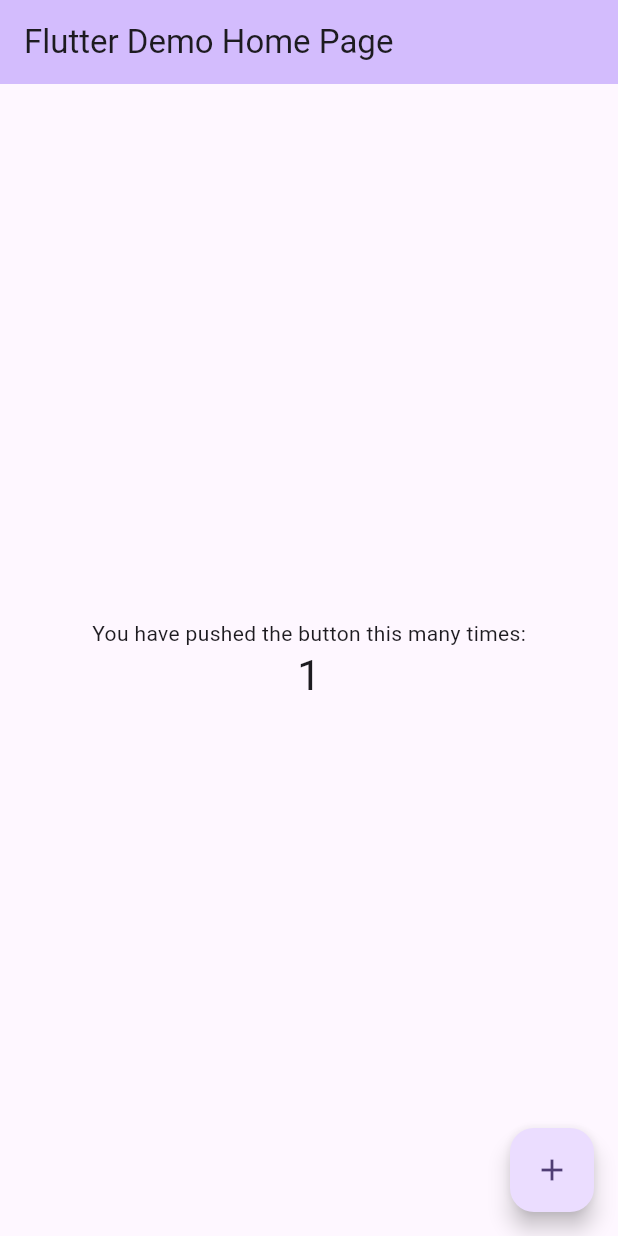
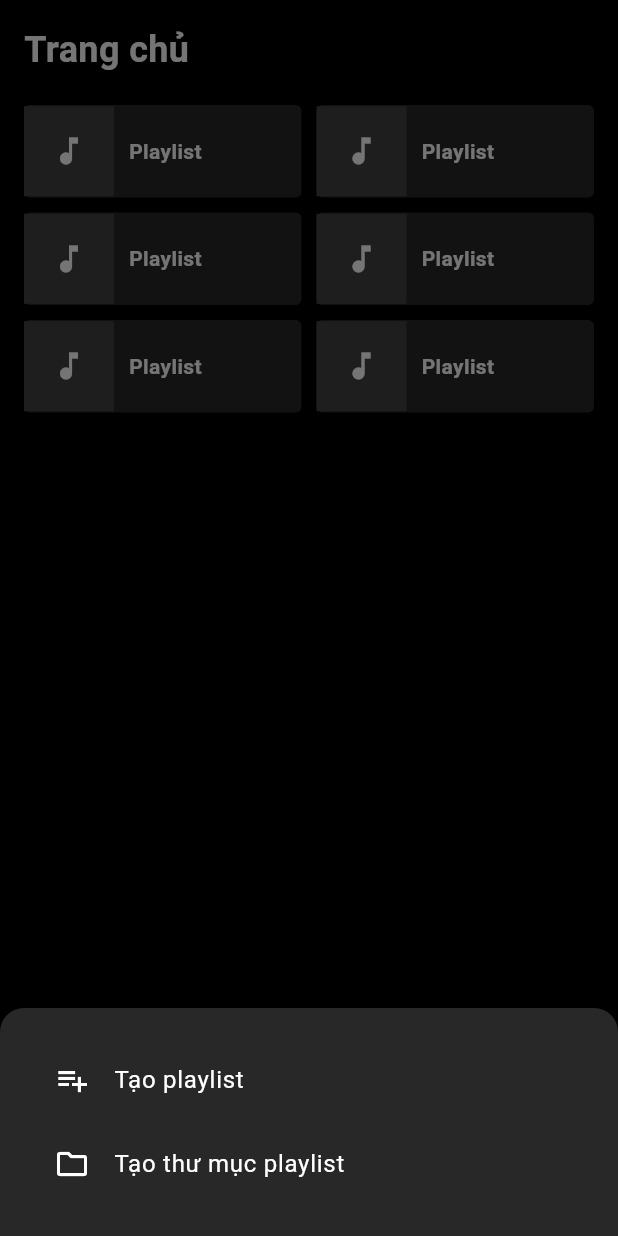
Before and after one commit to TuanTanker44/cuoi-ky-lap-trinh-ung-dung-di-dong, a Flutter app: the screen it shows after launch, after a tap on the "add" icon, on a phone screen of 412 x 824 dp. Run offline on Flutter 3.47's test engine with Material 3 defaults, Android fonts, the phone set to English and light mode, and no system bars.

Commit message:
basic UI

```diff
--- a/lib/main.dart
+++ b/lib/main.dart
@@ -1,122 +1,24 @@
 import 'package:flutter/material.dart';
+import 'screens/main_screen.dart';
 
 void main() {
   runApp(const MyApp());
 }
 
 class MyApp extends StatelessWidget {
-  const MyApp({super.key});
+  const MyApp({Key? key}) : super(key: key);
 
-  // This widget is the root of your application.
   @override
   Widget build(BuildContext context) {
     return MaterialApp(
-      title: 'Flutter Demo',
+      title: 'Spotify Clone',
+      debugShowCheckedModeBanner: false,
       theme: ThemeData(
-        // This is the theme of your application.
-        //
-        // TRY THIS: Try running your application with "flutter run". You'll see
-        // the application has a purple toolbar. Then, without quitting the app,
-        // try changing the seedColor in the colorScheme below to Colors.green
-        // and then invoke "hot reload" (save your changes or press the "hot
-        // reload" button in a Flutter-supported IDE, or press "r" if you used
-        // the command line to start the app).
-        //
-        // Notice that the counter didn't reset back to zero; the application
-        // state is not lost during the reload. To reset the state, use hot
-        // restart instead.
-        //
-        // This works for code too, not just values: Most code changes can be
-        // tested with just a hot reload.
-        colorScheme: ColorScheme.fromSeed(seedColor: Colors.deepPurple),
+        brightness: Brightness.dark,
+        scaffoldBackgroundColor: Colors.black,
+        primaryColor: Colors.green,
       ),
-      home: const MyHomePage(title: 'Flutter Demo Home Page'),
+      home: const MainScreen(),
     );
   }
 }
-
-class MyHomePage extends StatefulWidget {
-  const MyHomePage({super.key, required this.title});
-
-  // This widget is the home page of your application. It is stateful, meaning
-  // that it has a State object (defined below) that contains fields that affect
-  // how it looks.
-
-  // This class is the configuration for the state. It holds the values (in this
-  // case the title) provided by the parent (in this case the App widget) and
-  // used by the build method of the State. Fields in a Widget subclass are
-  // always marked "final".
-
-  final String title;
-
-  @override
-  State<MyHomePage> createState() => _MyHomePageState();
-}
-
-class _MyHomePageState extends State<MyHomePage> {
-  int _counter = 0;
-
-  void _incrementCounter() {
-    setState(() {
-      // This call to setState tells the Flutter framework that something has
-      // changed in this State, which causes it to rerun the build method below
-      // so that the display can reflect the updated values. If we changed
-      // _counter without calling setState(), then the build method would not be
-      // called again, and so nothing would appear to happen.
-      _counter++;
-    });
-  }
-
-  @override
-  Widget build(BuildContext context) {
-    // This method is rerun every time setState is called, for instance as done
-    // by the _incrementCounter method above.
-    //
-    // The Flutter framework has been optimized to make rerunning build methods
-    // fast, so that you can just rebuild anything that needs updating rather
-    // than having to individually change instances of widgets.
-    return Scaffold(
-      appBar: AppBar(
-        // TRY THIS: Try changing the color here to a specific color (to
-        // Colors.amber, perhaps?) and trigger a hot reload to see the AppBar
-        // change color while the other colors stay the same.
-        backgroundColor: Theme.of(context).colorScheme.inversePrimary,
-        // Here we take the value from the MyHomePage object that was created by
-        // the App.build method, and use it to set our appbar title.
-        title: Text(widget.title),
-      ),
-      body: Center(
-        // Center is a layout widget. It takes a single child and positions it
-        // in the middle of the parent.
-        child: Column(
-          // Column is also a layout widget. It takes a list of children and
-          // arranges them vertically. By default, it sizes itself to fit its
-          // children horizontally, and tries to be as tall as its parent.
-          //
-          // Column has various properties to control how it sizes itself and
-          // how it positions its children. Here we use mainAxisAlignment to
-          // center the children vertically; the main axis here is the vertical
-          // axis because Columns are vertical (the cross axis would be
-          // horizontal).
-          //
-          // TRY THIS: Invoke "debug painting" (choose the "Toggle Debug Paint"
-          // action in the IDE, or press "p" in the console), to see the
-          // wireframe for each widget.
-          mainAxisAlignment: MainAxisAlignment.center,
-          children: <Widget>[
-            const Text('You have pushed the button this many times:'),
-            Text(
-              '$_counter',
-              style: Theme.of(context).textTheme.headlineMedium,
-            ),
-          ],
-        ),
-      ),
-      floatingActionButton: FloatingActionButton(
-        onPressed: _incrementCounter,
-        tooltip: 'Increment',
-        child: const Icon(Icons.add),
-      ), // This trailing comma makes auto-formatting nicer for build methods.
-    );
-  }
-}
--- /dev/null
+++ b/lib/pages/home_page.dart
@@ -0,0 +1,67 @@
+import 'package:flutter/material.dart';
+
+class HomePage extends StatelessWidget {
+  const HomePage({Key? key}) : super(key: key);
+
+  @override
+  Widget build(BuildContext context) {
+    return SafeArea(
+      child: SingleChildScrollView(
+        child: Padding(
+          padding: const EdgeInsets.all(16.0),
+          child: Column(
+            crossAxisAlignment: CrossAxisAlignment.start,
+            children: [
+              const Text(
+                'Trang chủ',
+                style: TextStyle(
+                  color: Colors.white,
+                  fontSize: 24,
+                  fontWeight: FontWeight.bold,
+                ),
+              ),
+              const SizedBox(height: 20),
+              GridView.builder(
+                shrinkWrap: true,
+                physics: const NeverScrollableScrollPhysics(),
+                gridDelegate: const SliverGridDelegateWithFixedCrossAxisCount(
+                  crossAxisCount: 2,
+                  childAspectRatio: 3,
+                  crossAxisSpacing: 10,
+                  mainAxisSpacing: 10,
+                ),
+                itemCount: 6,
+                itemBuilder: (context, index) {
+                  return Container(
+                    decoration: BoxDecoration(
+                      color: const Color(0xFF282828),
+                      borderRadius: BorderRadius.circular(4),
+                    ),
+                    child: Row(
+                      children: [
+                        Container(
+                          width: 60,
+                          height: 60,
+                          color: Colors.grey[800],
+                          child: const Icon(Icons.music_note, color: Colors.white),
+                        ),
+                        const SizedBox(width: 10),
+                        const Expanded(
+                          child: Text(
+                            'Playlist',
+                            style: TextStyle(color: Colors.white, fontWeight: FontWeight.bold),
+                            overflow: TextOverflow.ellipsis,
+                          ),
+                        ),
+                      ],
+                    ),
+                  );
+                },
+              ),
+            ],
+          ),
+        ),
+      ),
+    );
+  }
+}
--- /dev/null
+++ b/lib/pages/library_page.dart
@@ -0,0 +1,93 @@
+import 'package:flutter/material.dart';
+
+class LibraryPage extends StatelessWidget {
+  const LibraryPage({Key? key}) : super(key: key);
+
+  @override
+  Widget build(BuildContext context) {
+    return SafeArea(
+      child: Padding(
+        padding: const EdgeInsets.all(16.0),
+        child: Column(
+          crossAxisAlignment: CrossAxisAlignment.start,
+          children: [
+            Row(
+              mainAxisAlignment: MainAxisAlignment.spaceBetween,
+              children: [
+                const Text(
+                  'Thư viện',
+                  style: TextStyle(
+                    color: Colors.white,
+                    fontSize: 24,
+                    fontWeight: FontWeight.bold,
+                  ),
+                ),
+                Row(
+                  children: [
+                    IconButton(
+                      icon: const Icon(Icons.search, color: Colors.white),
+                      onPressed: () {},
+                    ),
+                    IconButton(
+                      icon: const Icon(Icons.add, color: Colors.white),
+                      onPressed: () {},
+                    ),
+                  ],
+                ),
+              ],
+            ),
+            const SizedBox(height: 16),
+            Row(
+              children: [
+                FilterChip(
+                  label: const Text('Playlist'),
+                  labelStyle: const TextStyle(color: Colors.white),
+                  backgroundColor: const Color(0xFF282828),
+                  onSelected: (value) {},
+                ),
+                const SizedBox(width: 8),
+                FilterChip(
+                  label: const Text('Nghệ sĩ'),
+                  labelStyle: const TextStyle(color: Colors.white),
+                  backgroundColor: const Color(0xFF282828),
+                  onSelected: (value) {},
+                ),
+                const SizedBox(width: 8),
+                FilterChip(
+                  label: const Text('Album'),
+                  labelStyle: const TextStyle(color: Colors.white),
+                  backgroundColor: const Color(0xFF282828),
+                  onSelected: (value) {},
+                ),
+              ],
+            ),
+            const SizedBox(height: 16),
+            Expanded(
+              child: ListView.builder(
+                itemCount: 10,
+                itemBuilder: (context, index) {
+                  return ListTile(
+                    leading: Container(
+                      width: 56,
+                      height: 56,
+                      color: Colors.grey[800],
+                      child: const Icon(Icons.music_note, color: Colors.white),
+                    ),
+                    title: const Text(
+                      'Playlist của tôi',
+                      style: TextStyle(color: Colors.white),
+                    ),
+                    subtitle: Text(
+                      'Playlist • 20 bài hát',
+                      style: TextStyle(color: Colors.grey[600]),
+                    ),
+                  );
+                },
+              ),
+            ),
+          ],
+        ),
+      ),
+    );
+  }
+}
--- /dev/null
+++ b/lib/pages/premium_page.dart
@@ -0,0 +1,107 @@
+import 'package:flutter/material.dart';
+
+class PremiumPage extends StatelessWidget {
+  const PremiumPage({Key? key}) : super(key: key);
+
+  @override
+  Widget build(BuildContext context) {
+    return SafeArea(
+      child: SingleChildScrollView(
+        child: Padding(
+          padding: const EdgeInsets.all(16.0),
+          child: Column(
+            crossAxisAlignment: CrossAxisAlignment.start,
+            children: [
+              const Text(
+                'Premium',
+                style: TextStyle(
+                  color: Colors.white,
+                  fontSize: 24,
+                  fontWeight: FontWeight.bold,
+                ),
+              ),
+              const SizedBox(height: 20),
+              Container(
+                padding: const EdgeInsets.all(24),
+                decoration: BoxDecoration(
+                  gradient: LinearGradient(
+                    colors: [Colors.purple[700]!, Colors.blue[700]!],
+                    begin: Alignment.topLeft,
+                    end: Alignment.bottomRight,
+                  ),
+                  borderRadius: BorderRadius.circular(16),
+                ),
+                child: Column(
+                  crossAxisAlignment: CrossAxisAlignment.start,
+                  children: [
+                    const Icon(Icons.workspace_premium, color: Colors.white, size: 40),
+                    const SizedBox(height: 16),
+                    const Text(
+                      'Nâng cấp lên Premium',
+                      style: TextStyle(
+                        color: Colors.white,
+                        fontSize: 24,
+                        fontWeight: FontWeight.bold,
+                      ),
+                    ),
+                    const SizedBox(height: 8),
+                    const Text(
+                      'Nghe không giới hạn, không quảng cáo',
+                      style: TextStyle(color: Colors.white, fontSize: 16),
+                    ),
+                    const SizedBox(height: 20),
+                    ElevatedButton(
+                      onPressed: () {},
+                      style: ElevatedButton.styleFrom(
+                        backgroundColor: Colors.white,
+                        foregroundColor: Colors.black,
+                        padding: const EdgeInsets.symmetric(horizontal: 32, vertical: 12),
+                        shape: RoundedRectangleBorder(
+                          borderRadius: BorderRadius.circular(24),
+                        ),
+                      ),
+                      child: const Text(
+                        'Xem các gói',
+                        style: TextStyle(fontWeight: FontWeight.bold),
+                      ),
+                    ),
+                  ],
+                ),
+              ),
+              const SizedBox(height: 24),
+              const Text(
+                'Lợi ích của Premium',
+                style: TextStyle(
+                  color: Colors.white,
+                  fontSize: 20,
+                  fontWeight: FontWeight.bold,
+                ),
+              ),
+              const SizedBox(height: 16),
+              _buildBenefitItem(Icons.download, 'Tải nhạc xuống'),
+              _buildBenefitItem(Icons.block, 'Không quảng cáo'),
+              _buildBenefitItem(Icons.shuffle, 'Phát theo thứ tự bất kỳ'),
+              _buildBenefitItem(Icons.high_quality, 'Chất lượng âm thanh cao'),
+            ],
+          ),
+        ),
+      ),
+    );
+  }
+
+  Widget _buildBenefitItem(IconData icon, String text) {
+    return Padding(
+      padding: const EdgeInsets.only(bottom: 16.0),
+      child: Row(
+        children: [
+          Icon(icon, color: Colors.green, size: 28),
+          const SizedBox(width: 16),
+          Text(
+            text,
+            style: const TextStyle(color: Colors.white, fontSize: 16),
+          ),
+        ],
+      ),
+    );
+  }
+}
--- /dev/null
+++ b/lib/pages/search_page.dart
@@ -0,0 +1,88 @@
+import 'package:flutter/material.dart';
+
+class SearchPage extends StatelessWidget {
+  const SearchPage({Key? key}) : super(key: key);
+
+  @override
+  Widget build(BuildContext context) {
+    return SafeArea(
+      child: Padding(
+        padding: const EdgeInsets.all(16.0),
+        child: Column(
+          crossAxisAlignment: CrossAxisAlignment.start,
+          children: [
+            const Text(
+              'Tìm kiếm',
+              style: TextStyle(
+                color: Colors.white,
+                fontSize: 24,
+                fontWeight: FontWeight.bold,
+              ),
+            ),
+            const SizedBox(height: 16),
+            TextField(
+              style: const TextStyle(color: Colors.black),
+              decoration: InputDecoration(
+                hintText: 'Nghệ sĩ, bài hát hoặc podcast',
+                hintStyle: TextStyle(color: Colors.grey[600]),
+                prefixIcon: const Icon(Icons.search, color: Colors.black),
+                filled: true,
+                fillColor: Colors.white,
+                border: OutlineInputBorder(
+                  borderRadius: BorderRadius.circular(8),
+                  borderSide: BorderSide.none,
+                ),
+              ),
+            ),
+            const SizedBox(height: 20),
+            const Text(
+              'Duyệt tất cả',
+              style: TextStyle(
+                color: Colors.white,
+                fontSize: 18,
+                fontWeight: FontWeight.bold,
+              ),
+            ),
+            const SizedBox(height: 16),
+            Expanded(
+              child: GridView.builder(
+                gridDelegate: const SliverGridDelegateWithFixedCrossAxisCount(
+                  crossAxisCount: 2,
+                  childAspectRatio: 1.5,
+                  crossAxisSpacing: 10,
+                  mainAxisSpacing: 10,
+                ),
+                itemCount: 10,
+                itemBuilder: (context, index) {
+                  final colors = [
+                    Colors.red,
+                    Colors.green,
+                    Colors.blue,
+                    Colors.purple,
+                    Colors.orange,
+                  ];
+                  return Container(
+                    decoration: BoxDecoration(
+                      color: colors[index % colors.length],
+                      borderRadius: BorderRadius.circular(8),
+                    ),
+                    child: const Center(
+                      child: Text(
+                        'Thể loại',
+                        style: TextStyle(
+                          color: Colors.white,
+                          fontSize: 16,
+                          fontWeight: FontWeight.bold,
+                        ),
+                      ),
+                    ),
+                  );
+                },
+              ),
+            ),
+          ],
+        ),
+      ),
+    );
+  }
+}
--- /dev/null
+++ b/lib/screens/main_screen.dart
@@ -0,0 +1,88 @@
+import 'package:flutter/material.dart';
+import '../widgets/navigation.dart';
+import '../pages/home_page.dart';
+import '../pages/search_page.dart';
+import '../pages/library_page.dart';
+import '../pages/premium_page.dart';
+
+class MainScreen extends StatefulWidget {
+  const MainScreen({Key? key}) : super(key: key);
+
+  @override
+  State<MainScreen> createState() => _MainScreenState();
+}
+
+class _MainScreenState extends State<MainScreen> {
+  int _selectedIndex = 0;
+
+  final List<Widget> _pages = [
+    const HomePage(),
+    const SearchPage(),
+    const LibraryPage(),
+    const PremiumPage(),
+  ];
+
+  @override
+  Widget build(BuildContext context) {
+    return Scaffold(
+      backgroundColor: Colors.black,
+      body: IndexedStack(
+        index: _selectedIndex,
+        children: _pages,
+      ),
+      bottomNavigationBar: BottomNavBar(
+        currentIndex: _selectedIndex,
+        onTap: (index) {
+          setState(() {
+            _selectedIndex = index;
+          });
+        },
+      ),
+      floatingActionButton: FloatingActionButton(
+        onPressed: () {
+          _showCreateDialog(context);
+        },
+        backgroundColor: Colors.white,
+        child: const Icon(Icons.add, color: Colors.black, size: 32),
+      ),
+    );
+  }
+
+  void _showCreateDialog(BuildContext context) {
+    showModalBottomSheet(
+      context: context,
+      backgroundColor: const Color(0xFF282828),
+      shape: const RoundedRectangleBorder(
+        borderRadius: BorderRadius.vertical(top: Radius.circular(16)),
+      ),
+      builder: (context) => Container(
+        padding: const EdgeInsets.all(20),
+        child: Column(
+          mainAxisSize: MainAxisSize.min,
+          children: [
+            ListTile(
+              leading: const Icon(Icons.playlist_add, color: Colors.white),
+              title: const Text(
+                'Tạo playlist',
+                style: TextStyle(color: Colors.white, fontSize: 16),
+              ),
+              onTap: () {
+                Navigator.pop(context);
+              },
+            ),
+            ListTile(
+              leading: const Icon(Icons.folder_outlined, color: Colors.white),
+              title: const Text(
+                'Tạo thư mục playlist',
+                style: TextStyle(color: Colors.white, fontSize: 16),
+              ),
+              onTap: () {
+                Navigator.pop(context);
+              },
+            ),
+          ],
+        ),
+      ),
+    );
+  }
+}
--- /dev/null
+++ b/lib/widgets/navigation.dart
@@ -0,0 +1,48 @@
+import 'package:flutter/material.dart';
+
+class BottomNavBar extends StatelessWidget {
+  final int currentIndex;
+  final Function(int) onTap;
+
+  const BottomNavBar({
+    Key? key,
+    required this.currentIndex,
+    required this.onTap,
+  }) : super(key: key);
+
+  @override
+  Widget build(BuildContext context) {
+    return BottomNavigationBar(
+      currentIndex: currentIndex,
+      onTap: onTap,
+      type: BottomNavigationBarType.fixed,
+      backgroundColor: Colors.black,
+      selectedItemColor: Colors.white,
+      unselectedItemColor: Colors.grey,
+      selectedFontSize: 12,
+      unselectedFontSize: 12,
+      elevation: 0,
+      items: const [
+        BottomNavigationBarItem(
+          icon: Icon(Icons.home_outlined),
+          activeIcon: Icon(Icons.home),
+          label: 'Trang chủ',
+        ),
+        BottomNavigationBarItem(
+          icon: Icon(Icons.search),
+          label: 'Tìm kiếm',
+        ),
+        BottomNavigationBarItem(
+          icon: Icon(Icons.library_music_outlined),
+          activeIcon: Icon(Icons.library_music),
+          label: 'Thư viện',
+        ),
+        BottomNavigationBarItem(
+          icon: Icon(Icons.workspace_premium_outlined),
+          activeIcon: Icon(Icons.workspace_premium),
+          label: 'Premium',
+        ),
+      ],
+    );
+  }
+}
```
